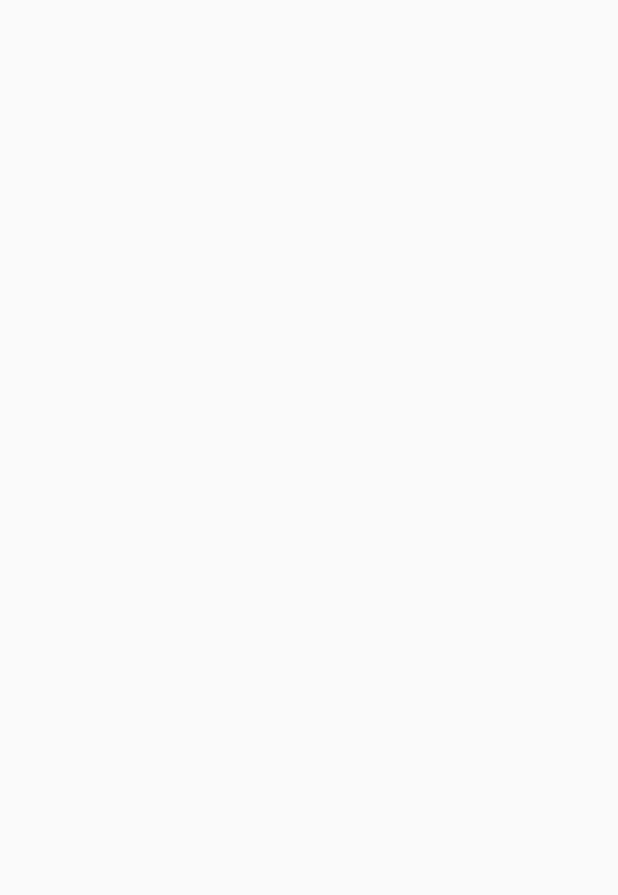
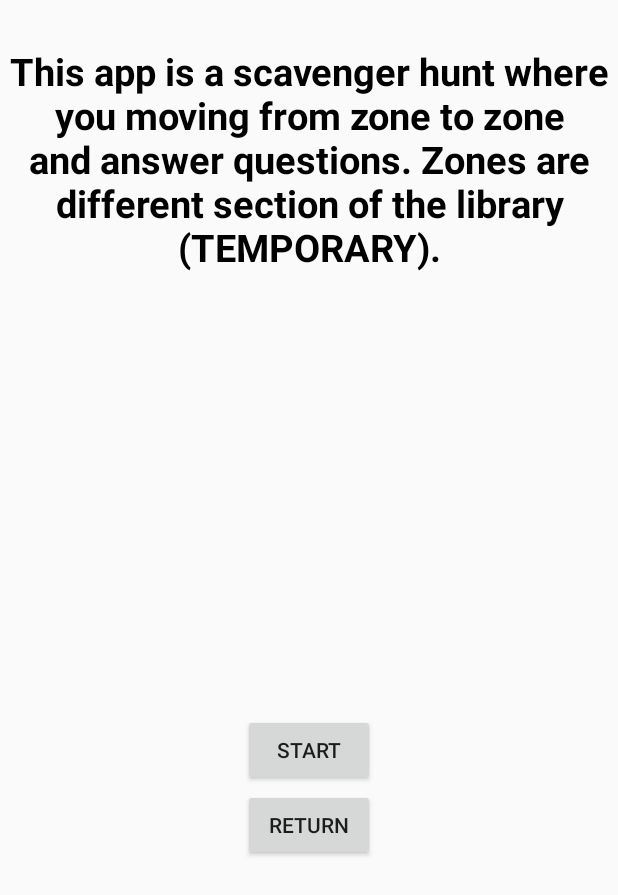
Before and after one commit to yuenj/EPLScavengerHunt, an Android app: the RulesActivity screen opened directly, with no data from a screen before it, on a phone screen of 412 x 824 dp. Before the commit the part shown is empty. Shown: the top 895 px of the screen. Run offline under Robolectric (Android 15) with nearby library versions, the phone set to English and light mode, and no system bars.

Commit message:
Temporary Look for rules,about, and credits.

```diff
--- a/app/src/main/java/com/cmput401f17/eplscavengerhunt/activity/RulesActivity.java
+++ b/app/src/main/java/com/cmput401f17/eplscavengerhunt/activity/RulesActivity.java
@@ -1,7 +1,11 @@
 package com.cmput401f17.eplscavengerhunt.activity;
 
+import android.content.Intent;
 import android.support.v7.app.AppCompatActivity;
 import android.os.Bundle;
+import android.util.Log;
+import android.view.View;
+import android.widget.Button;
 
 import com.cmput401f17.eplscavengerhunt.R;
 
@@ -11,5 +15,21 @@ public class RulesActivity extends AppCompatActivity {
     protected void onCreate(Bundle savedInstanceState) {
         super.onCreate(savedInstanceState);
         setContentView(R.layout.activity_rules);
+        Button startButton = (Button) findViewById(R.id.rules_start_button);
+        Button returnButton = (Button) findViewById(R.id.rules_return_button);
+
+        startButton.setOnClickListener(new View.OnClickListener() {
+            public void onClick(View v) {
+                Log.d("RulesActivity", "start button pressed");
+                // TODO functionality for starting a game
+            }
+        });
+
+        returnButton.setOnClickListener(new View.OnClickListener() {
+            public void onClick(View v) {
+                Intent intent = new Intent(RulesActivity.this, TitleActivity.class);
+                startActivity(intent);
+            }
+        });
     }
 }
--- a/app/src/main/res/layout/activity_rules.xml
+++ b/app/src/main/res/layout/activity_rules.xml
@@ -1,9 +1,38 @@
 <?xml version="1.0" encoding="utf-8"?>
-<android.support.constraint.ConstraintLayout xmlns:android="http://schemas.android.com/apk/res/android"
+<RelativeLayout xmlns:android="http://schemas.android.com/apk/res/android"
     xmlns:app="http://schemas.android.com/apk/res-auto"
     xmlns:tools="http://schemas.android.com/tools"
     android:layout_width="match_parent"
     android:layout_height="match_parent"
     tools:context="com.cmput401f17.eplscavengerhunt.activity.RulesActivity">
 
-</android.support.constraint.ConstraintLayout>
+    <TextView
+        android:id="@+id/rules_text_view"
+        android:layout_width="match_parent"
+        android:layout_height="match_parent"
+        android:gravity="center|top"
+        android:layout_marginTop="30dp"
+        android:text="@string/rules_text"
+        android:textColor="#000"
+        android:textSize="25sp"
+        android:textStyle="bold" />
+    <Button
+        android:id="@+id/rules_start_button"
+        android:layout_width="wrap_content"
+        android:layout_height="wrap_content"
+        android:layout_weight="1"
+        android:text="@string/start_button_text"
+        android:layout_marginBottom="300dp"
+        android:layout_alignParentBottom="true"
+        android:layout_centerHorizontal="true" />
+    <Button
+        android:id="@+id/rules_return_button"
+        android:layout_width="wrap_content"
+        android:layout_height="wrap_content"
+        android:layout_weight="1"
+        android:text="@string/return_button_text"
+        android:layout_marginBottom="250dp"
+        android:layout_alignParentBottom="true"
+        android:layout_centerHorizontal="true" />
+
+</RelativeLayout>
--- a/app/src/main/res/values/strings.xml
+++ b/app/src/main/res/values/strings.xml
@@ -5,6 +5,8 @@
     <string name="rules_button_text">RULES</string>
     <string name="about_button_text">ABOUT</string>
     <string name="credits_button_text">CREDITS</string>
+    <string name="return_button_text">RETURN</string>
+
 
     <string name="title_text">EPL\nSCAVENGER HUNT</string>
     <string name="goto_LocationActivity_text">goto LocationActivity</string>
@@ -15,5 +17,11 @@
     <string name="user_answer">Your Answer:</string>
     <string name="submit">Submit</string>
 
+    <string name="rules_text">This app is a scavenger hunt where you moving from zone to zone and
+    answer questions. Zones are different section of the library (TEMPORARY).</string>
+    <string name="credits_text">Credits due to those who deserve credits. (TEMPORARY).</string>
+    <string name="about_text">This app is a scavenger hunt where you moving from zone to zone and
+    answer questions. (TEMPORARY).</string>
+
 
 </resources>
```
Also changed, not shown: app/src/main/java/com/cmput401f17/eplscavengerhunt/activity/AboutActivity.java (+11 -0 lines), app/src/main/java/com/cmput401f17/eplscavengerhunt/activity/CreditsActivity.java (+12 -0 lines), app/src/main/res/layout/activity_about.xml (+22 -2 lines), app/src/main/res/layout/activity_credits.xml (+22 -2 lines).
